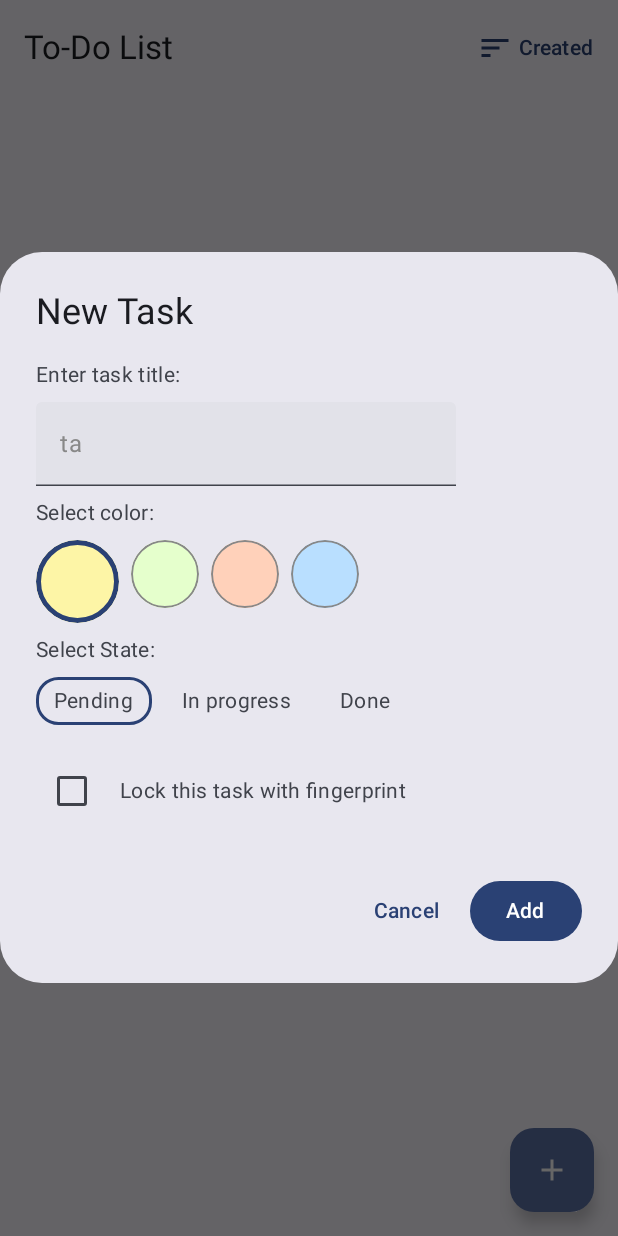
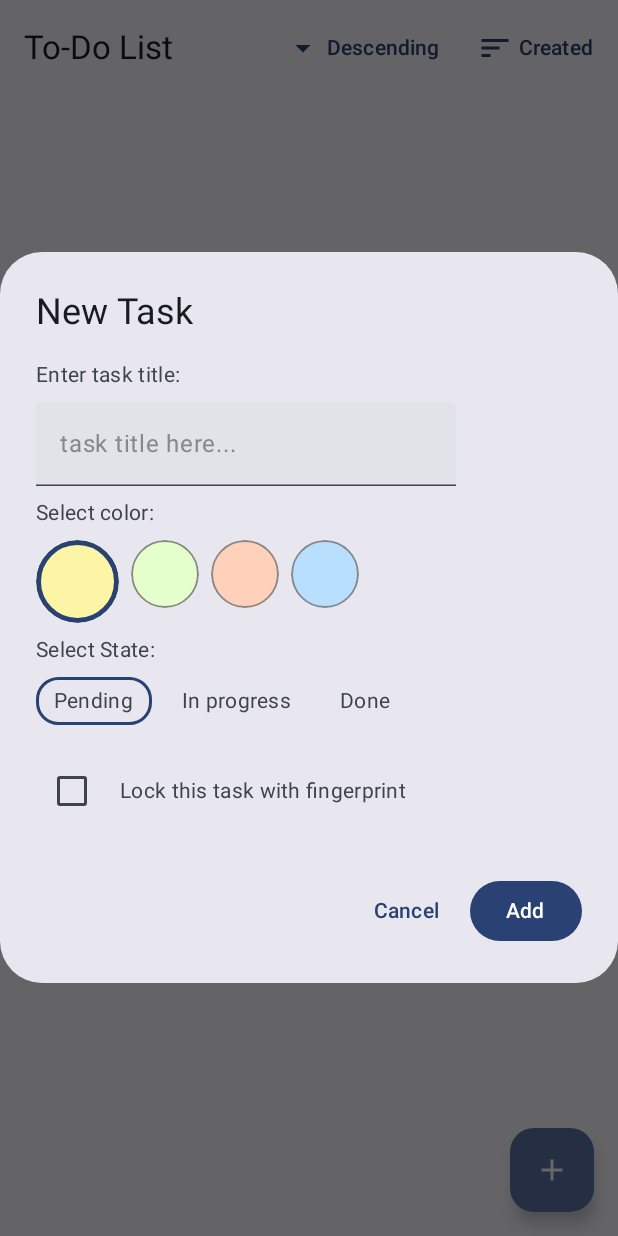
Before and after one commit to barh0m1977/To-Do-Sticky-Note, an Android app built with Jetpack Compose: the screen it shows after launch (MainActivity), after a tap on "Add", on a phone screen of 412 x 824 dp. Run offline under Robolectric (Android 15) with nearby library versions, the phone set to English and light mode, and no system bars; our stand-ins replace Room's generated code.

Commit message:
build a SortDirection.kt and arabic file string_ar.xml

```diff
--- a/app/src/main/java/com/ibrahim/to_dolist/presentation/ui/component/ToDoStateLabel.kt
+++ b/app/src/main/java/com/ibrahim/to_dolist/presentation/ui/component/ToDoStateLabel.kt
@@ -10,8 +10,10 @@ import androidx.compose.material3.Text
 import androidx.compose.runtime.Composable
 import androidx.compose.ui.Modifier
 import androidx.compose.ui.graphics.Color
+import androidx.compose.ui.res.stringResource
 import androidx.compose.ui.unit.dp
 import androidx.compose.ui.unit.sp
+import com.ibrahim.to_dolist.R
 import com.ibrahim.to_dolist.data.model.ToDoState
 
 @Composable
@@ -28,6 +30,13 @@ fun ToDoStateLabel(
 
     val borderColor = if (isSelected) MaterialTheme.colorScheme.primary else Color.Transparent
     val boxSize=(state.name.length+4).dp
+    @Composable
+    fun stateTitle(name: String): String{
+        if (name == ToDoState.PENDING.name) return stringResource(R.string.pending)
+        else if (name == ToDoState.IN_PROGRESS.name) return stringResource(R.string.in_progress)
+        else if (name == ToDoState.DONE.name) return stringResource(R.string.done)
+        return ""
+    }
     Box(
         modifier = Modifier
             .clickable { onClick(state) }
@@ -35,7 +44,7 @@ fun ToDoStateLabel(
             .padding(horizontal = 12.dp, vertical = 6.dp)
     ) {
         Text(
-            text = state.name.replace("_", " ").lowercase().replaceFirstChar { it.uppercase() },
+            text = stateTitle(state.name).replace("_", " ").lowercase().replaceFirstChar { it.uppercase() },
             fontSize = 14.sp
         )
     }
--- a/app/src/main/java/com/ibrahim/to_dolist/presentation/ui/screens/HomeScreen.kt
+++ b/app/src/main/java/com/ibrahim/to_dolist/presentation/ui/screens/HomeScreen.kt
@@ -16,6 +16,8 @@ import androidx.compose.foundation.lazy.LazyRow
 import androidx.compose.material.icons.Icons
 import androidx.compose.material.icons.automirrored.filled.Sort
 import androidx.compose.material.icons.filled.Add
+import androidx.compose.material.icons.filled.ArrowDropDown
+import androidx.compose.material.icons.filled.ArrowDropUp
 import androidx.compose.material3.AlertDialog
 import androidx.compose.material3.Button
 import androidx.compose.material3.Checkbox
@@ -40,19 +42,22 @@ import androidx.compose.ui.Alignment
 import androidx.compose.ui.Modifier
 import androidx.compose.ui.graphics.Color
 import androidx.compose.ui.platform.LocalContext
+import androidx.compose.ui.res.stringResource
 import androidx.compose.ui.unit.dp
+import com.ibrahim.to_dolist.R
 import com.ibrahim.to_dolist.data.model.ToDo
 import com.ibrahim.to_dolist.data.model.ToDoState
 import com.ibrahim.to_dolist.data.model.ToDoStickyColors
 import com.ibrahim.to_dolist.presentation.ui.component.ColorCircle
 import com.ibrahim.to_dolist.presentation.ui.component.ToDoStateLabel
+import com.ibrahim.to_dolist.presentation.util.SortDirection
 import com.ibrahim.to_dolist.presentation.util.SortOption
 import com.ibrahim.to_dolist.presentation.viewmodel.ToDoViewModel
 import kotlinx.coroutines.delay
 
 @Composable
 fun AnimatedPlaceholder(textFieldValue: String) {
-    val fullText = "task text here..."
+    val fullText = stringResource(R.string.task_text_here)
     var visibleText by remember { mutableStateOf("") }
 
     LaunchedEffect(key1 = textFieldValue.isEmpty()) {
@@ -76,26 +81,55 @@ fun AnimatedPlaceholder(textFieldValue: String) {
 @Composable
 fun ToDoTopBar(
     selectedSortOption: SortOption,
-    onSortOptionChanged: (SortOption) -> Unit
+    selectedSortDirection: SortDirection,
+    onSortOptionChanged: (SortOption) -> Unit,
+    onSortDirectionChanged: (SortDirection) -> Unit
 ) {
     var expanded by remember { mutableStateOf(false) }
-
+    var sortIcon by remember { mutableStateOf(Icons.Default.ArrowDropDown) }
     TopAppBar(
         title = { Text("To-Do List") },
         actions = {
+            if (selectedSortOption == SortOption.CREATED_DATE || selectedSortOption == SortOption.MODIFIED_DATE) {
+                TextButton(onClick = {
+                    val newDirection = if (selectedSortDirection == SortDirection.DESCENDING) {
+                        SortDirection.ASCENDING
+                    } else {
+                        SortDirection.DESCENDING
+                    }
+                    onSortDirectionChanged(newDirection)
+                }) {
+                    Icon(
+                        if (selectedSortDirection == SortDirection.ASCENDING)
+                            Icons.Default.ArrowDropUp
+                        else
+                            Icons.Default.ArrowDropDown,
+                        contentDescription = "Sort Icon"
+                    )
+                    Spacer(modifier = Modifier.width(4.dp))
+                    Text(
+                        if (selectedSortDirection == SortDirection.ASCENDING)
+                            stringResource(R.string.ascending)
+                        else
+                            stringResource(R.string.descending)
+                    )
+                }
+            }
+
             Box {
+
                 TextButton(onClick = { expanded = true }) {
                     Icon(Icons.AutoMirrored.Filled.Sort, contentDescription = "Sort Icon")
                     Spacer(modifier = Modifier.width(4.dp))
                     Text(
                         when (selectedSortOption) {
-                            SortOption.CREATED_DATE -> "Created"
-                            SortOption.MODIFIED_DATE -> "Modified"
-                            SortOption.ONLY_DONE -> "Only Done"
-                            SortOption.ONLY_PENDING -> "Only Pending"
-                            SortOption.ONLY_IN_PROGRESS -> "Only In Progress"
-                            SortOption.OPENED -> "Opened"
-                            SortOption.LOCKED -> "Locked"
+                            SortOption.CREATED_DATE -> stringResource(R.string.created)
+                            SortOption.MODIFIED_DATE -> stringResource(R.string.modified)
+                            SortOption.ONLY_DONE -> stringResource(R.string.only_done)
+                            SortOption.ONLY_PENDING -> stringResource(R.string.only_pending)
+                            SortOption.ONLY_IN_PROGRESS -> stringResource(R.string.only_in_progress)
+                            SortOption.OPENED -> stringResource(R.string.opened)
+                            SortOption.LOCKED -> stringResource(R.string.locked)
                         }
                     )
                 }
@@ -105,14 +139,14 @@ fun ToDoTopBar(
                     onDismissRequest = { expanded = false }
                 ) {
                     DropdownMenuItem(
-                        text = { Text("Sort by Created Date") },
+                        text = { Text(stringResource(R.string.sort_by_created_date)) },
                         onClick = {
                             onSortOptionChanged(SortOption.CREATED_DATE)
                             expanded = false
                         }
                     )
                     DropdownMenuItem(
-                        text = { Text("Sort by Modified Date") },
+                        text = { Text(stringResource(R.string.sort_by_modified_date)) },
                         onClick = {
                             onSortOptionChanged(SortOption.MODIFIED_DATE)
                             expanded = false
@@ -120,35 +154,35 @@ fun ToDoTopBar(
                     )
 
                     DropdownMenuItem(
-                        text = { Text("Show Only DONE") },
+                        text = { Text(stringResource(R.string.show_only_done)) },
                         onClick = {
                             onSortOptionChanged(SortOption.ONLY_DONE)
                             expanded = false
                         }
                     )
                     DropdownMenuItem(
-                        text = { Text("Show Only PENDING") },
+                        text = { Text(stringResource(R.string.show_only_pending)) },
                         onClick = {
                             onSortOptionChanged(SortOption.ONLY_PENDING)
                             expanded = false
                         }
                     )
                     DropdownMenuItem(
-                        text = { Text("Show Only IN_PROGRESS") },
+                        text = { Text(stringResource(R.string.show_only_in_progress)) },
                         onClick = {
                             onSortOptionChanged(SortOption.ONLY_IN_PROGRESS)
                             expanded = false
                         }
                     )
                     DropdownMenuItem(
-                        text = { Text("Show Opened") },
+                        text = { Text(stringResource(R.string.show_opened)) },
                         onClick = {
                             onSortOptionChanged(SortOption.OPENED)
                             expanded = false
                         }
                     )
                     DropdownMenuItem(
-                        text = { Text("Show Locked") },
+                        text = { Text(stringResource(R.string.show_locked)) },
                         onClick = {
                             onSortOptionChanged(SortOption.LOCKED)
                             expanded = false
@@ -176,7 +210,9 @@ fun HomeScreen(viewModel: ToDoViewModel) {
         topBar = {
             ToDoTopBar(
                 selectedSortOption = viewModel.sortOption,
-                onSortOptionChanged = viewModel::onSortOptionChanged
+                selectedSortDirection = viewModel.sortDirection,
+                onSortOptionChanged = viewModel::onSortOptionChanged,
+                onSortDirectionChanged = viewModel::onSortDirectionChanged
             )
         },
         floatingActionButton = {
@@ -197,10 +233,10 @@ fun HomeScreen(viewModel: ToDoViewModel) {
             if (showDialog) {
                 AlertDialog(
                     onDismissRequest = { showDialog = false },
-                    title = { Text("New Task") },
+                    title = { Text(stringResource(R.string.new_task)) },
                     text = {
                         Column {
-                            Text("Enter task title:")
+                            Text(stringResource(R.string.enter_task_title))
                             Spacer(Modifier.height(8.dp))
                             TextField(
                                 value = text,
@@ -211,10 +247,13 @@ fun HomeScreen(viewModel: ToDoViewModel) {
                             )
 
                             Spacer(Modifier.height(8.dp))
-                            Text("Select color:")
+                            Text(stringResource(R.string.select_color))
                             Spacer(Modifier.height(8.dp))
                             LazyRow(
-                                horizontalArrangement = Arrangement.spacedBy(8.dp, Alignment.CenterHorizontally)
+                                horizontalArrangement = Arrangement.spacedBy(
+                                    8.dp,
+                                    Alignment.CenterHorizontally
+                                )
                             ) {
                                 items(ToDoStickyColors.entries.size) { index ->
                                     val color = ToDoStickyColors.entries[index]
@@ -229,7 +268,7 @@ fun HomeScreen(viewModel: ToDoViewModel) {
                             }
 
                             Spacer(Modifier.height(8.dp))
-                            Text("Select State:")
+                            Text(stringResource(R.string.select_state))
                             Spacer(Modifier.height(8.dp))
                             LazyRow(horizontalArrangement = Arrangement.spacedBy(8.dp)) {
                                 items(ToDoState.entries.size) { index ->
@@ -257,7 +296,7 @@ fun HomeScreen(viewModel: ToDoViewModel) {
                                     onCheckedChange = { isLocked = it }
                                 )
                                 Spacer(modifier = Modifier.width(8.dp))
-                                Text(text = "Lock this task with fingerprint")
+                                Text(text = stringResource(R.string.lock_this_task_with_fingerprint))
                             }
                         }
                     },
@@ -277,12 +316,12 @@ fun HomeScreen(viewModel: ToDoViewModel) {
                             } else {
                                 Toast.makeText(
                                     context,
-                                    "should title be short \n less than 13 characters",
+                                    context.getString(R.string.should_title_be_short_less_than_13_characters),
                                     Toast.LENGTH_LONG
                                 ).show()
                             }
                         }) {
-                            Text("Add")
+                            Text(stringResource(R.string.add))
                         }
                     },
                     dismissButton = {
@@ -291,7 +330,7 @@ fun HomeScreen(viewModel: ToDoViewModel) {
                             text = ""
                             isLocked = false
                         }) {
-                            Text("Cancel")
+                            Text(stringResource(R.string.cancel))
                         }
                     }
                 )
--- /dev/null
+++ b/app/src/main/java/com/ibrahim/to_dolist/presentation/util/SortDirection.kt
@@ -0,0 +1,10 @@
+package com.ibrahim.to_dolist.presentation.util
+
+/**
+ * Created by Ibrahim on 8/4/2025.
+ * @author Ibrahim
+ */
+enum class SortDirection {
+    DESCENDING,
+    ASCENDING
+}
--- a/app/src/main/java/com/ibrahim/to_dolist/presentation/viewmodel/ToDoViewModel.kt
+++ b/app/src/main/java/com/ibrahim/to_dolist/presentation/viewmodel/ToDoViewModel.kt
@@ -10,6 +10,7 @@
 import com.ibrahim.to_dolist.data.model.Tasks
 import com.ibrahim.to_dolist.data.model.ToDo
 import com.ibrahim.to_dolist.data.model.ToDoWithTasks
+import com.ibrahim.to_dolist.presentation.util.SortDirection
 import com.ibrahim.to_dolist.presentation.util.SortOption
 import kotlinx.coroutines.flow.Flow
 import kotlinx.coroutines.flow.MutableStateFlow
@@ -30,16 +31,21 @@
     val selectedToDo: StateFlow<ToDo?> = _selectedToDo.asStateFlow()
 
 
-
     var sortOption by mutableStateOf(SortOption.CREATED_DATE)
         private set
-
+    var sortDirection by mutableStateOf(SortDirection.DESCENDING)
+        private set
 
 
     fun onSortOptionChanged(option: SortOption) {
         sortOption = option
         filterAndSortToDos()
     }
+    fun onSortDirectionChanged(direction: SortDirection) {
+        sortDirection = direction
+        filterAndSortToDos()
+    }
+
     private fun filterAndSortToDos() {
         val allTodos = _todosWithTasks.value.map { it.todo }
 
@@ -53,8 +59,14 @@
         }
 
         _todos.value = when (sortOption) {
-                SortOption.CREATED_DATE -> filtered.sortedByDescending { it.createdAt }
-                SortOption.MODIFIED_DATE -> filtered.sortedByDescending { it.modifiedAt }
+            SortOption.CREATED_DATE -> when (sortDirection) {
+                SortDirection.DESCENDING -> filtered.sortedByDescending { it.createdAt }
+                SortDirection.ASCENDING -> filtered.sortedBy { it.createdAt }
+            }
+            SortOption.MODIFIED_DATE -> when (sortDirection) {
+                SortDirection.DESCENDING -> filtered.sortedByDescending { it.modifiedAt }
+                SortDirection.ASCENDING -> filtered.sortedBy { it.modifiedAt }
+            }
             else -> filtered
         }
     }
@@ -79,6 +91,7 @@
     init {
         observeTodos()
     }
+
     private fun updateModifiedAt(todoId: Int) = viewModelScope.launch {
         val current = _todos.value.find { it.id == todoId }
         current?.let {
@@ -141,6 +154,7 @@
     fun getTasks(todoId: Int): List<Tasks> {
         return _todosWithTasks.value.firstOrNull { it.todo.id == todoId }?.tasks ?: emptyList()
     }
+
     fun getTasksFlow(todoId: Int): Flow<List<Tasks>> = dao.getTasksForTodoFlow(todoId)
 
 }
--- a/app/src/main/res/values/strings.xml
+++ b/app/src/main/res/values/strings.xml
@@ -1,3 +1,45 @@
 <resources>
     <string name="app_name">To-Do List</string>
+    <string name="new_task">New Task</string>
+    <string name="enter_task_title">Enter task title:</string>
+    <string name="select_color">Select color:</string>
+    <string name="select_state">Select State:</string>
+    <string name="lock_this_task_with_fingerprint">Lock this task with fingerprint</string>
+    <string name="should_title_be_short_less_than_13_characters">should title be short \n less than 13 characters</string>
+    <string name="add">Add</string>
+    <string name="cancel">Cancel</string>
+    <string name="ascending">Ascending</string>
+    <string name="descending">Descending</string>
+    <string name="created">Created</string>
+    <string name="modified">Modified</string>
+    <string name="only_done">Only Done</string>
+    <string name="only_pending">Only Pending</string>
+    <string name="only_in_progress">Only In Progress</string>
+    <string name="opened">Opened</string>
+    <string name="locked">Locked</string>
+    <string name="sort_by_created_date">Sort by Created Date</string>
+    <string name="sort_by_modified_date">Sort by Modified Date</string>
+    <string name="show_only_done">Show Only DONE</string>
+    <string name="show_only_pending">Show Only PENDING</string>
+    <string name="show_only_in_progress">Show Only IN_PROGRESS</string>
+    <string name="show_opened">Show Opened</string>
+    <string name="show_locked">Show Locked</string>
+    <string name="lock_this_card">Lock this card?</string>
+    <string name="unlock_this_card">Unlock this card?</string>
+    <string name="do_you_want_to_lock_this_card_with_fingerprint">Do you want to lock this card with fingerprint?</string>
+    <string name="unlock_with_fingerprint">Unlock with fingerprint?</string>
+    <string name="yes">Yes</string>
+    <string name="no">No</string>
+    <string name="pending">Pending</string>
+    <string name="in_progress">In Progress</string>
+    <string name="done">Done</string>
+    <string name="task_text_here">task title here...</string>
+    <string name="delete">Delete</string>
+    <string name="edit">Edit</string>
+    <string name="confirm">Confirm</string>
+    <string name="are_you_sure">Are you sure?</string>
+    <string name="this_action_cannot_be_undone">This action cannot be undone</string>
+    <string name="edit_task">Edit Task</string>
+    <string name="edit_task_title">Edit task title:</string>
+    <string name="update">Update</string>
 </resources>
```
Also changed, not shown: app/src/main/java/com/ibrahim/to_dolist/presentation/ui/component/CardStickyNote.kt (+16 -14 lines), app/src/main/java/com/ibrahim/to_dolist/presentation/ui/screens/ToDoListScreen.kt (+9 -5 lines), 1 other file. Lines whose indentation alone changed are shown as unchanged.
